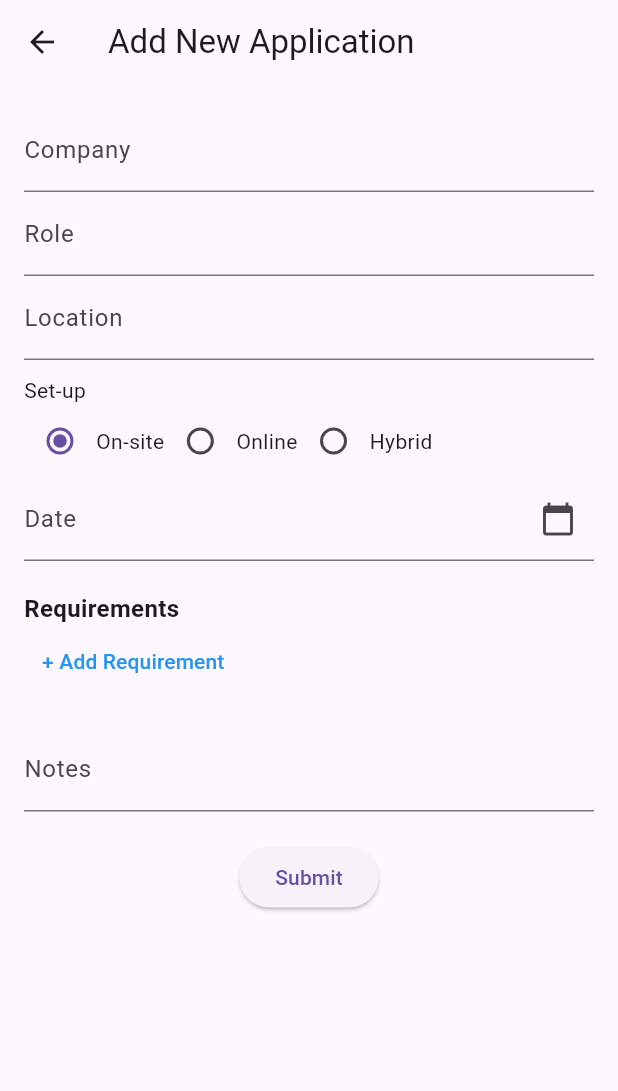
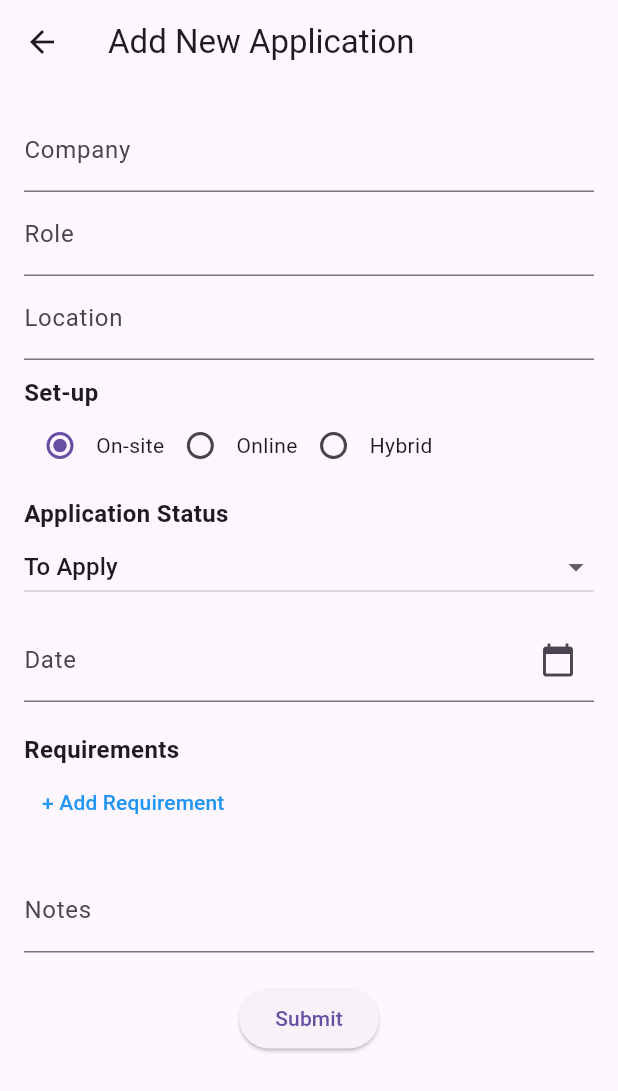
Before and after one commit to elishandreaj/ojt-application-tracker, a Flutter app: the screen it shows after launch, after a tap on "+ Add New", on a phone screen of 412 x 824 dp. Shown: the top 1091 px of the screen. Run offline on Flutter 3.47's test engine with Material 3 defaults, Android fonts, the phone set to English and light mode, and no system bars; our stand-ins replace sqflite; accounts and stored records are empty.

Commit message:
local storage

```diff
--- a/lib/main.dart
+++ /dev/null
@@ -1,247 +0,0 @@
-import 'package:cloud_firestore/cloud_firestore.dart';
-import 'package:firebase_core/firebase_core.dart';
-import 'package:flutter/material.dart';
-import 'add_new.dart';
-import 'firebase_options.dart';
-
-void main() async {
-  WidgetsFlutterBinding.ensureInitialized();
-  await Firebase.initializeApp(
-    options: DefaultFirebaseOptions.currentPlatform,
-  );
-  runApp(MaterialApp(
-    debugShowCheckedModeBanner: false,
-    initialRoute: '/',
-    routes: {
-      '/': (context) => Dashboard(),
-    },
-  ));
-}
-
-class Dashboard extends StatefulWidget {
-  const Dashboard({super.key});
-
-  @override
-  DashboardState createState() => DashboardState();
-}
-
-class DashboardState extends State<Dashboard> {
-  final Map<String, Color> tagColors = {
-    "To Apply": Colors.blue,
-    "Applied": Colors.purple,
-    "Interview": Colors.orange,
-    "Accepted": Colors.green,
-    "Rejected": Colors.red,
-  };
-
-  final Map<String, int> tagCounts = {
-    "To Apply": 5,
-    "Applied": 3,
-    "Interview": 2,
-    "Accepted": 4,
-    "Rejected": 1,
-  };
-
-  Stream<List<Map<String, dynamic>>> fetchApplications() {
-  return FirebaseFirestore.instance.collection('applications').snapshots().map((snapshot) {
-    return snapshot.docs.map((doc) => doc.data()).toList();
-  });
-}
-
-  @override
-  Widget build(BuildContext context) {
-    return DefaultTabController(
-      length: 6,
-      child: Scaffold(
-        appBar: AppBar(
-          title: Text('Internship Application Organizer'),
-          bottom: TabBar(
-            isScrollable: true,
-            tabs: [
-              Tab(text: "Dashboard"),
-              Tab(text: "To Apply"),
-              Tab(text: "Applied"),
-              Tab(text: "Interview"),
-              Tab(text: "Accepted"),
-              Tab(text: "Rejected"),
-            ],
-          ),
-        ),
-        body: SingleChildScrollView(
-          child: Padding(
-            padding: EdgeInsets.all(10.0),
-            child: Column(
-              children: [
-                Padding(
-                  padding: EdgeInsets.all(10.0),
-                  child: Text(
-                    "Overview",
-                    style: TextStyle(color: Colors.black54, fontWeight: FontWeight.bold),
-                    textAlign: TextAlign.left,  // LORD NAIIYAK NA AKO AYAW NYA MAGPA LEFT!!!
-                  ),
-                ),
-                Wrap(
-                  spacing: 10,
-                  runSpacing: 10,
-                  children: tagCounts.keys.map((tag) {
-                    return Container(
-                      width: (MediaQuery.of(context).size.width / 2) - 20,
-                      height: 80,
-                      decoration: BoxDecoration(
-                        border: Border(
-                          left: BorderSide(color: tagColors[tag]!, width: 4),
-                        ),
-                        color: Colors.white,
-                        boxShadow: [
-                          BoxShadow(color: Colors.grey, blurRadius: 4.0),
-                        ],
-                        borderRadius: BorderRadius.circular(10),
-                      ),
-                      child: Column(
-                        mainAxisAlignment: MainAxisAlignment.center,
-                        children: [
-                          Text(
-                            tagCounts[tag].toString(),
-                            style: TextStyle(fontSize: 20, fontWeight: FontWeight.bold),
-                          ),
-                          Text(tag, textAlign: TextAlign.center),
-                        ],
-                      ),
-                    );
-                  }).toList(),
-                ),
-                SizedBox(height: 20),
-                TextField(
-                  decoration: InputDecoration(
-                    hintText: 'Search',
-                    prefixIcon: Icon(Icons.search),
-                    border: OutlineInputBorder(
-                      borderRadius: BorderRadius.circular(10),
-                    ),
-                  ),
-                ),
-                SizedBox(height: 10),
-                Row(
-                  mainAxisAlignment: MainAxisAlignment.spaceBetween,
-                  children: [
-                    DropdownButton(
-                      hint: Text("Sort by"),
-                      items: ["Date Added (Ascending)", "Date Added (Descending)", "Alphabetical"].map((String value) {
-                        return DropdownMenuItem(
-                          value: value,
-                          child: Text(value),
-                        );
-                      }).toList(),
-                      onChanged: (value) {},
-                    ),
-                    ElevatedButton(
-                      onPressed: () {
-                        Navigator.push(
-                          context,
-                          MaterialPageRoute(builder: (context) => AddApplicationScreen()),
-                        );
-                      },
-                      child: Text("+ Add New"),
-                    ),
-                  ],
-                ),
-                SizedBox(height: 20),
-                StreamBuilder<List<Map<String, dynamic>>>(
-                  stream: fetchApplications(),
-                  builder: (context, snapshot) {
-                    if (!snapshot.hasData) {
-                      return Center(child: CircularProgressIndicator());
-                    }
-
-                    final applications = snapshot.data!;
-                    if (applications.isEmpty) {
-                      return Center(child: Text("No applications yet."));
-                    }
-
-                    return SizedBox(
-                      height: 300,
-                      child: ListView.builder(
-                        shrinkWrap: true,
-                        physics: BouncingScrollPhysics(),
-                        itemCount: applications.length,
-                        itemBuilder: (context, index) {
-                          final app = applications[index];
-                          return ApplicationCard(app);
-                        },
-                      ),
-                    );
-                  },
-                ),
-              ],
-            ),
-          ),
-        ),
-      ),
-    );
-  }
-}
-
-class ApplicationCard extends StatelessWidget {
-  final Map<String, dynamic> application;
-  const ApplicationCard(this.application, {super.key});
-
-  @override
-  Widget build(BuildContext context) {
-    final tagColors = {
-      "To Apply": Colors.blue,
-      "Applied": Colors.purple,
-      "Interview": Colors.orange,
-      "Accepted": Colors.green,
-      "Rejected": Colors.red,
-    };
-
-    String displayDate = application['status'] == "To Apply"
-        ? "Deadline: ${application['date']}"
-        : "Applied: ${application['date']}";
-
-    return Card(
-      margin: const EdgeInsets.symmetric(vertical: 8),
-      child: Padding(
-        padding: const EdgeInsets.all(12.0),
-        child: Column(
-          crossAxisAlignment: CrossAxisAlignment.start,
-          children: [
-            Row(
-              mainAxisAlignment: MainAxisAlignment.spaceBetween,
-              children: [
-                Expanded(
-                  child: Text(
-                    application['company'],
-                    style: const TextStyle(fontWeight: FontWeight.bold, fontSize: 16),
-                    overflow: TextOverflow.ellipsis,
-                  ),
-                ),
-                Container(
-                  padding: const EdgeInsets.symmetric(horizontal: 10, vertical: 4),
-                  decoration: BoxDecoration(
-                    color: tagColors[application['status']],
-                    borderRadius: BorderRadius.circular(12),
-                  ),
-                  child: Text(
-                    application['status'],
-                    style: const TextStyle(color: Colors.white, fontWeight: FontWeight.bold),
-                  ),
-                ),
-              ],
-            ),
-            const SizedBox(height: 4),
-            Text(
-              "${application['role']} | ${application['location']}",
-              style: const TextStyle(color: Colors.black54),
-            ),
-            const SizedBox(height: 4),
-            Text(
-              displayDate,
-              style: const TextStyle(color: Colors.black87, fontStyle: FontStyle.italic),
-            ),
-          ],
-        ),
-      ),
-    );
-  }
-}
--- a/lib/add_new.dart
+++ b/lib/pages/add_new.dart
@@ -1,14 +1,9 @@
 import 'package:flutter/material.dart';
-import 'package:cloud_firestore/cloud_firestore.dart';
-import 'package:firebase_core/firebase_core.dart';
-import 'firebase_options.dart';
 import 'package:intl/intl.dart';
+import '../services/db_service.dart';
 
 void main() async {
   WidgetsFlutterBinding.ensureInitialized();
-  await Firebase.initializeApp(
-    options: DefaultFirebaseOptions.currentPlatform,
-  );
   runApp(MaterialApp(home: AddApplicationScreen()));
 }
 
@@ -30,25 +25,36 @@ class AddApplicationScreenState extends State<AddApplicationScreen> {
   List<TextEditingController> requirementsControllers = [];
 
   void addApplication() async {
-    if (companyController.text.isNotEmpty && roleController.text.isNotEmpty) {
-      List<String> requirements = requirementsControllers
-          .where((controller) => controller.text.isNotEmpty)
-          .map((controller) => controller.text)
-          .toList();
+    if (companyController.text.isEmpty || roleController.text.isEmpty) {
+      ScaffoldMessenger.of(context).showSnackBar(
+        SnackBar(content: Text("Company and Role are required!")),
+      );
+      return;
+    }
 
-      await FirebaseFirestore.instance.collection('applications').add({
+    List<String> requirements = requirementsControllers
+        .where((controller) => controller.text.isNotEmpty)
+        .map((controller) => controller.text)
+        .toList();
+
+    try {
+      await DatabaseService().insertApplication({
         'company': companyController.text,
         'role': roleController.text,
         'location': locationController.text,
-        'set-up': setUp,
+        'setup': setUp,
         'status': applicationStatus,
         'date': dateController.text,
+        'requirements': requirements.join(','),
         'notes': notesController.text,
-        'requirements': requirements,
-        'createdAt': FieldValue.serverTimestamp(),
       });
+
       if (!mounted) return;
       Navigator.pop(context);
+    } catch (e) {
+      ScaffoldMessenger.of(context).showSnackBar(
+        SnackBar(content: Text("Failed to add application: $e")),
+      );
     }
   }
 
@@ -64,6 +70,14 @@ class AddApplicationScreenState extends State<AddApplicationScreen> {
       initialDate: DateTime.now(),
       firstDate: DateTime(2000),
       lastDate: DateTime(2100),
+      builder: (context, child) {
+        return Dialog(
+          child: Container(
+            padding: EdgeInsets.all(10),
+            child: child,
+          ),
+        );
+      },
     );
 
     if (picked != null) {
@@ -84,19 +98,26 @@ class AddApplicationScreenState extends State<AddApplicationScreen> {
             crossAxisAlignment: CrossAxisAlignment.start,
             children: [
               TextField(
+                key: Key('company'),
                 controller: companyController,
                 decoration: InputDecoration(labelText: 'Company'),
+                autofillHints: [AutofillHints.organizationName],
               ),
               TextField(
+                key: Key('role'),
                 controller: roleController,
                 decoration: InputDecoration(labelText: 'Role'),
+                autofillHints: [AutofillHints.jobTitle],
               ),
               TextField(
+                key: Key('location'),
                 controller: locationController,
                 decoration: InputDecoration(labelText: 'Location'),
+                autofillHints: [AutofillHints.location],
               ),
               SizedBox(height: 10),
-              Text("Set-up"),
+
+              Text("Set-up", style: TextStyle(fontSize: 16, fontWeight: FontWeight.bold)),
               Row(
                 children: [
                   Radio(
@@ -125,7 +146,25 @@ class AddApplicationScreenState extends State<AddApplicationScreen> {
                   Text("Hybrid"),
                 ],
               ),
+
+              SizedBox(height: 10),
+              Text("Application Status", style: TextStyle(fontSize: 16, fontWeight: FontWeight.bold)),
+              DropdownButton<String>(
+                value: applicationStatus,
+                isExpanded: true,
+                items: ["To Apply", "Applied", "Interview", "Accepted", "Rejected"]
+                    .map((status) => DropdownMenuItem(value: status, child: Text(status)))
+                    .toList(),
+                onChanged: (value) {
+                  setState(() {
+                    applicationStatus = value!;
+                  });
+                },
+              ),
+
+              SizedBox(height: 10),
               TextField(
+                key: Key('date'),
                 controller: dateController,
                 readOnly: true,
                 onTap: pickDate,
@@ -133,7 +172,9 @@ class AddApplicationScreenState extends State<AddApplicationScreen> {
                   labelText: 'Date',
                   suffixIcon: Icon(Icons.calendar_today),
                 ),
+                autofillHints: [AutofillHints.birthday],
               ),
+
               SizedBox(height: 20),
               Text("Requirements", style: TextStyle(fontSize: 16, fontWeight: FontWeight.bold)),
               Column(
@@ -141,6 +182,7 @@ class AddApplicationScreenState extends State<AddApplicationScreen> {
                   return Padding(
                     padding: const EdgeInsets.symmetric(vertical: 4.0),
                     child: TextField(
+                      key: Key('requirement_$index'),
                       controller: requirementsControllers[index],
                       decoration: InputDecoration(
                         labelText: 'Requirement ${index + 1}',
@@ -161,11 +203,14 @@ class AddApplicationScreenState extends State<AddApplicationScreen> {
                 onPressed: addRequirementField,
                 child: Text("+ Add Requirement", style: TextStyle(color: Colors.blue)),
               ),
+
               SizedBox(height: 20),
               TextField(
+                key: Key('notes'),
                 controller: notesController,
                 decoration: InputDecoration(labelText: 'Notes'),
               ),
+
               SizedBox(height: 20),
               Center(
                 child: ElevatedButton(
--- /dev/null
+++ b/lib/pages/main.dart
@@ -0,0 +1,270 @@
+import 'package:flutter/material.dart';
+import 'add_new.dart';
+import '../services/db_service.dart';
+
+void main() async {
+  WidgetsFlutterBinding.ensureInitialized();
+  runApp(MaterialApp(
+    debugShowCheckedModeBanner: false,
+    initialRoute: '/',
+    routes: {
+      '/': (context) => Dashboard(),
+    },
+  ));
+}
+
+class Dashboard extends StatefulWidget {
+  const Dashboard({super.key});
+
+  @override
+  DashboardState createState() => DashboardState();
+}
+
+class DashboardState extends State<Dashboard> {
+  final DatabaseService _dbService = DatabaseService();
+
+  final Map<String, Color> tagColors = {
+    "To Apply": Colors.blue,
+    "Applied": Colors.purple,
+    "Interview": Colors.orange,
+    "Accepted": Colors.green,
+    "Rejected": Colors.red,
+  };
+
+  String _sortOption = "Date Added (Ascending)";
+
+  Map<String, int> statusCounts = {};
+
+  @override
+  void initState() {
+    super.initState();
+    _loadStatusCounts();
+  }
+
+  Future<void> _loadStatusCounts() async {
+    final applications = await _dbService.fetchApplications();
+    final counts = <String, int>{};
+
+    for (var app in applications) {
+      final status = app['status'] as String;
+      counts[status] = (counts[status] ?? 0) + 1;
+    }
+
+    setState(() {
+      statusCounts = counts;
+    });
+  }
+
+  Stream<List<Map<String, dynamic>>> fetchApplications() {
+    return Stream.fromFuture(_dbService.fetchApplications());
+  }
+
+  List<Map<String, dynamic>> _sortApplications(List<Map<String, dynamic>> apps) {
+    switch (_sortOption) {
+      case "Date Added (Ascending)":
+        apps.sort((a, b) => a['date'].compareTo(b['date']));
+        break;
+      case "Date Added (Descending)":
+        apps.sort((a, b) => b['date'].compareTo(a['date']));
+        break;
+      case "Alphabetical":
+        apps.sort((a, b) => a['company'].compareTo(b['company']));
+        break;
+    }
+    return apps;
+  }
+
+  @override
+  Widget build(BuildContext context) {
+    return DefaultTabController(
+      length: 6,
+      child: Scaffold(
+        appBar: AppBar(
+          title: const Text('Internship Application Organizer'),
+          bottom: const TabBar(
+            isScrollable: true,
+            tabs: [
+              Tab(text: "Dashboard"),
+              Tab(text: "To Apply"),
+              Tab(text: "Applied"),
+              Tab(text: "Interview"),
+              Tab(text: "Accepted"),
+              Tab(text: "Rejected"),
+            ],
+          ),
+        ),
+        body: Padding(
+          padding: const EdgeInsets.all(10.0),
+          child: Column(
+            children: [
+              Align(
+                alignment: Alignment.centerLeft,
+                child: Text(
+                  "Overview",
+                  style: TextStyle(color: Colors.black54, fontWeight: FontWeight.bold),
+                ),
+              ),
+              SizedBox(height: 10),
+              Wrap(
+                spacing: 10,
+                runSpacing: 10,
+                children: tagColors.keys.map((tag) {
+                  return Container(
+                    width: (MediaQuery.of(context).size.width / 2) - 20,
+                    height: 80,
+                    decoration: BoxDecoration(
+                      border: Border(
+                        left: BorderSide(color: tagColors[tag]!, width: 4),
+                      ),
+                      color: Colors.white,
+                      boxShadow: const [BoxShadow(color: Colors.grey, blurRadius: 4.0)],
+                      borderRadius: BorderRadius.circular(10),
+                    ),
+                    child: Column(
+                      mainAxisAlignment: MainAxisAlignment.center,
+                      children: [
+                        Text(
+                          "${statusCounts[tag] ?? 0}",
+                          style: const TextStyle(fontSize: 20, fontWeight: FontWeight.bold),
+                        ),
+                        Text(tag, textAlign: TextAlign.center),
+                      ],
+                    ),
+                  );
+                }).toList(),
+              ),
+              const SizedBox(height: 20),
+              TextField(
+                decoration: InputDecoration(
+                  hintText: 'Search',
+                  prefixIcon: const Icon(Icons.search),
+                  border: OutlineInputBorder(borderRadius: BorderRadius.circular(10)),
+                ),
+              ),
+              const SizedBox(height: 10),
+              Row(
+                mainAxisAlignment: MainAxisAlignment.spaceBetween,
+                children: [
+                  DropdownButton<String>(
+                    value: _sortOption,
+                    hint: const Text("Sort by"),
+                    items: ["Date Added (Ascending)", "Date Added (Descending)", "Alphabetical"]
+                        .map((String value) {
+                      return DropdownMenuItem(
+                        value: value,
+                        child: Text(value),
+                      );
+                    }).toList(),
+                    onChanged: (value) {
+                      setState(() {
+                        _sortOption = value!;
+                      });
+                    },
+                  ),
+                  ElevatedButton(
+                    onPressed: () {
+                      Navigator.push(
+                        context,
+                        MaterialPageRoute(builder: (context) => AddApplicationScreen()),
+                      );
+                    },
+                    child: const Text("+ Add New"),
+                  ),
+                ],
+              ),
+              const SizedBox(height: 20),
+              Expanded(
+                child: StreamBuilder<List<Map<String, dynamic>>>(  // Ensure StreamBuilder is inside Expanded
+                  stream: fetchApplications(),
+                  builder: (context, snapshot) {
+                    if (snapshot.connectionState == ConnectionState.waiting) {
+                      return const Center(child: CircularProgressIndicator());
+                    }
+                    if (!snapshot.hasData || snapshot.data!.isEmpty) {
+                      return const Center(child: Text("No applications yet."));
+                    }
+
+                    final applications = _sortApplications(snapshot.data!);
+
+                    return ListView.builder(
+                      itemCount: applications.length,
+                      itemBuilder: (context, index) {
+                        final app = applications[index];
+                        return ApplicationCard(app);
+                      },
+                    );
+                  },
+                ),
+              ),
+            ],
+          ),
+        ),
+      ),
+    );
+  }
+}
+
+class ApplicationCard extends StatelessWidget {
+  final Map<String, dynamic> application;
+  const ApplicationCard(this.application, {super.key});
+
+  @override
+  Widget build(BuildContext context) {
+    final tagColors = {
+      "To Apply": Colors.blue,
+      "Applied": Colors.purple,
+      "Interview": Colors.orange,
+      "Accepted": Colors.green,
+      "Rejected": Colors.red,
+    };
+
+    String displayDate = application['status'] == "To Apply"
+        ? "Deadline: ${application['date']}"
+        : "Applied: ${application['date']}";
+
+    return Card(
+      margin: const EdgeInsets.symmetric(vertical: 8),
+      child: Padding(
+        padding: const EdgeInsets.all(12.0),
+        child: Column(
+          crossAxisAlignment: CrossAxisAlignment.start,
+          children: [
+            Row(
+              mainAxisAlignment: MainAxisAlignment.spaceBetween,
+              children: [
+                Expanded(
+                  child: Text(
+                    application['company'],
+                    style: const TextStyle(fontWeight: FontWeight.bold, fontSize: 16),
+                    overflow: TextOverflow.ellipsis,
+                  ),
+                ),
+                Container(
+                  padding: const EdgeInsets.symmetric(horizontal: 10, vertical: 4),
+                  decoration: BoxDecoration(
+                    color: tagColors[application['status']],
+                    borderRadius: BorderRadius.circular(12),
+                  ),
+                  child: Text(
+                    application['status'],
+                    style: const TextStyle(color: Colors.white, fontWeight: FontWeight.bold),
+                  ),
+                ),
+              ],
+            ),
+            const SizedBox(height: 4),
+            Text(
+              "${application['role']} | ${application['location']}",
+              style: const TextStyle(color: Colors.black54),
+            ),
+            const SizedBox(height: 4),
+            Text(
+              displayDate,
+              style: const TextStyle(color: Colors.black87, fontStyle: FontStyle.italic),
+            ),
+          ],
+        ),
+      ),
+    );
+  }
+}
--- /dev/null
+++ b/lib/services/db_service.dart
@@ -0,0 +1,50 @@
+import 'package:sqflite/sqflite.dart';
+import 'package:path/path.dart';
+
+class DatabaseService {
+  static final DatabaseService _instance = DatabaseService._internal();
+  static Database? _database;
+
+  factory DatabaseService() => _instance;
+
+  DatabaseService._internal();
+
+  Future<Database> get database async {
+    if (_database != null) return _database!;
+    _database = await _initDB();
+    return _database!;
+  }
+
+  Future<Database> _initDB() async {
+    String path = join(await getDatabasesPath(), 'applications.db');
+    return await openDatabase(
+      path,
+      version: 1,
+      onCreate: (db, version) async {
+        await db.execute('''
+          CREATE TABLE applications (
+            id INTEGER PRIMARY KEY AUTOINCREMENT,
+            company TEXT NOT NULL,
+            role TEXT NOT NULL,
+            location TEXT NOT NULL,
+            setup TEXT,
+            status TEXT,
+            date TEXT,
+            notes TEXT,
+            requirements TEXT  -- Store requirements as comma-separated values
+          )
+        ''');
+      },
+    );
+  }
+
+  Future<List<Map<String, dynamic>>> fetchApplications() async {
+    final db = await database;
+    return await db.query('applications');
+  }
+
+  Future<void> insertApplication(Map<String, dynamic> app) async {
+    final db = await database;
+    await db.insert('applications', app);
+  }
+}
--- a/pubspec.yaml
+++ b/pubspec.yaml
@@ -34,10 +34,11 @@ dependencies:
   # The following adds the Cupertino Icons font to your application.
   # Use with the CupertinoIcons class for iOS style icons.
   cupertino_icons: ^1.0.8
-  firebase_core: ^3.12.1
-  cloud_firestore: ^5.6.5
   provider: ^6.1.4
   intl: ^0.20.2
+  sqflite: ^2.2.6
+  path_provider: ^2.0.15
+  path: ^1.8.3
 
 dev_dependencies:
   flutter_test:
```
Also changed, not shown: firebase.json (deleted), lib/firebase_options.dart (deleted), pubspec.lock, 22 other files.
